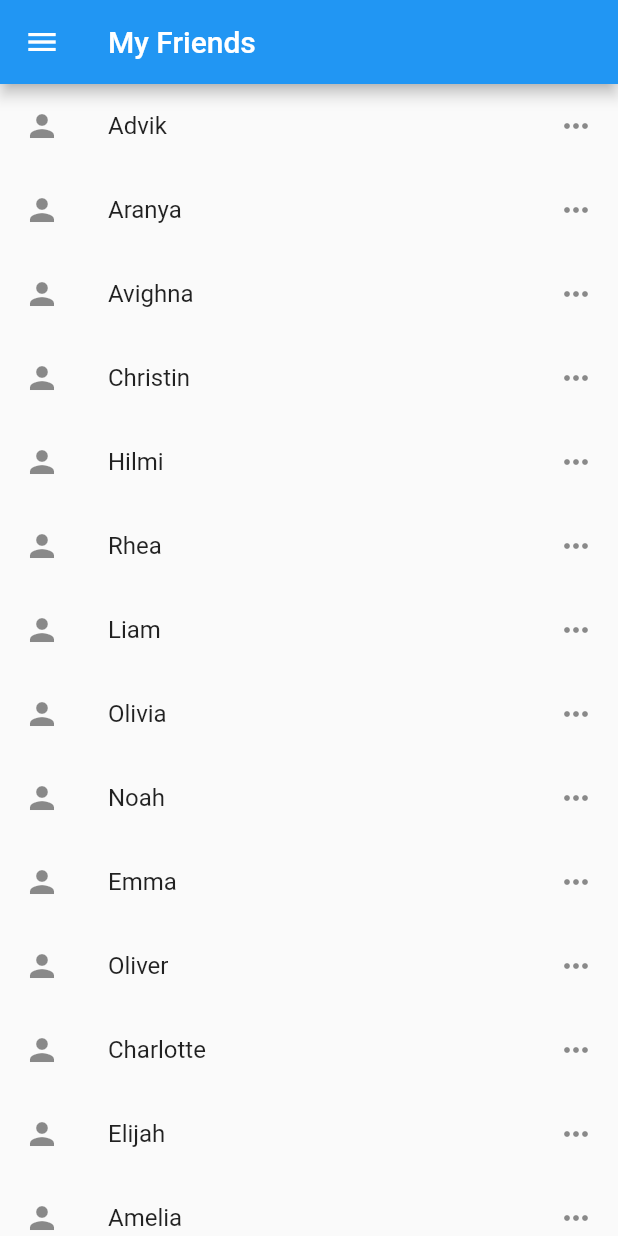
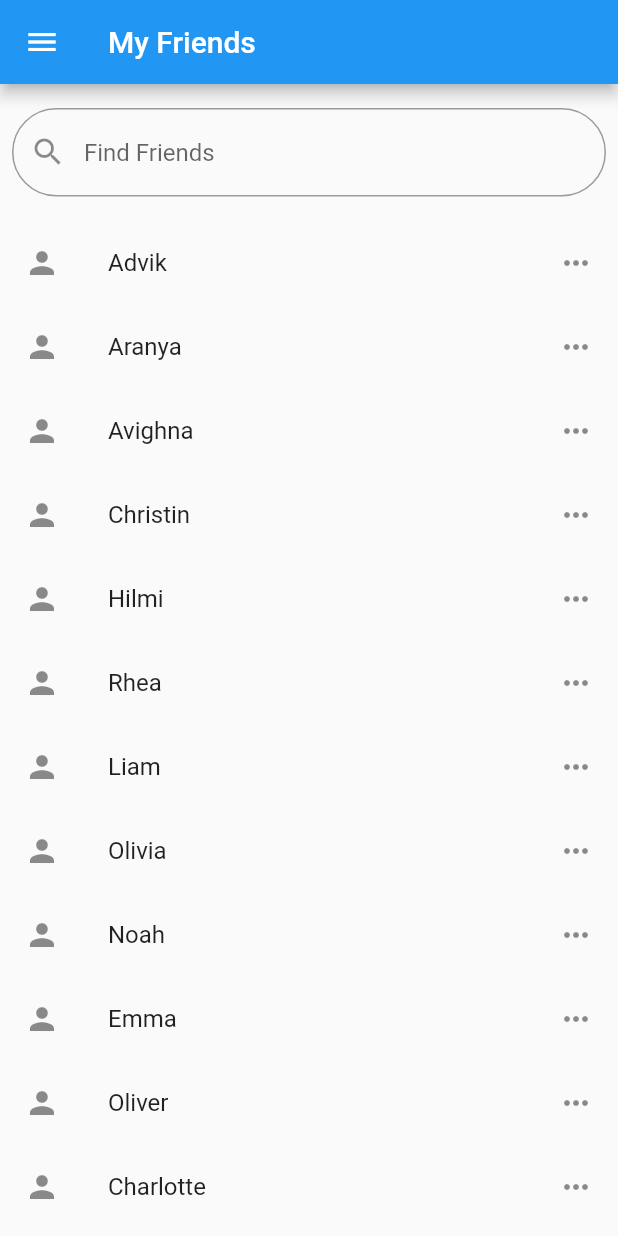
Before and after one commit to aranyagupta/ichack-arch, a Flutter app: the screen it shows after launch, in the side drawer, after a tap on "My Friends", on a phone screen of 412 x 824 dp. Run offline on Flutter 3.47's test engine with Material 2 defaults, Android fonts, the light colour scheme and no system bars; Roboto replaces fonts that are missing (Raleway).

Commit message:
Added a friend search bar

```diff
--- a/hack_app/lib/friends.dart
+++ b/hack_app/lib/friends.dart
@@ -1,3 +1,5 @@
+// ignore_for_file: prefer_const_constructors
+
 import 'package:flutter/material.dart';
 import './data_friends.dart';
 import 'package:hack_app/main.dart';
@@ -14,11 +16,9 @@ class FriendsList extends StatelessWidget {
     final List<Widget> friendListWidget = List.generate(
       friendList.length,
         (i) => ListTile(
-          // ignore: prefer_const_constructors
           leading: Icon(Icons.person),
           title: Text(
             friendList[i],
-            // ignore: prefer_const_constructors
             style: TextStyle(
               fontFamily: "Raleway"
             ),
@@ -26,6 +26,7 @@ class FriendsList extends StatelessWidget {
           // subtitle:
           trailing: Row(
             mainAxisSize: MainAxisSize.min,
+            // ignore: prefer_const_literals_to_create_immutables
             children: [
               Icon(Icons.more_horiz)
             ],
@@ -41,8 +42,29 @@ class FriendsList extends StatelessWidget {
           title: const Text(title),
         ),
         drawer: MyDrawer(),
-        body: ListView(children: friendListWidget),
-      ),
+        body: Column(
+          children: <Widget>[
+            const Padding(
+          padding: EdgeInsets.symmetric(horizontal: 8, vertical: 16),
+          child: TextField(
+            decoration: InputDecoration(
+              prefixIcon: Icon(Icons.search),
+              border: OutlineInputBorder(
+                borderRadius: BorderRadius.all(Radius.circular(50.0))
+              ),
+              hintText: 'Find Friends',
+            ),
+          ),
+        ),
+            Expanded(
+              child: SizedBox(
+                height: 200.0,
+                child: ListView(children: friendListWidget),
+              )
+            ),
+          ],
+        )
+      )
     );
   }
 }
```
